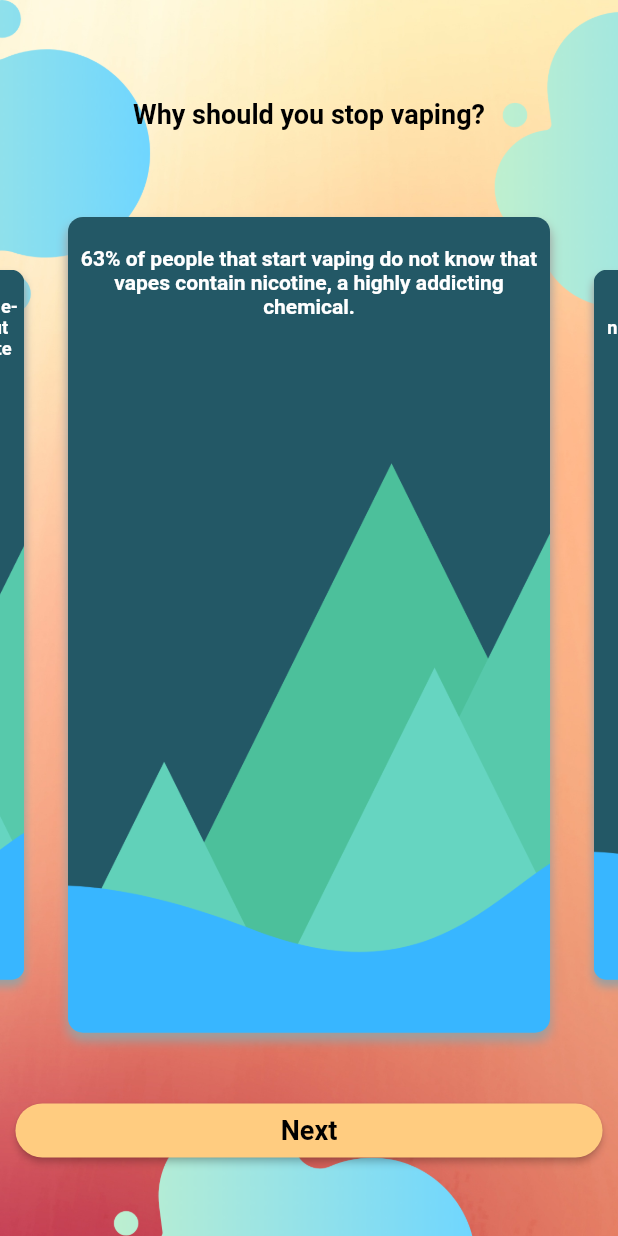
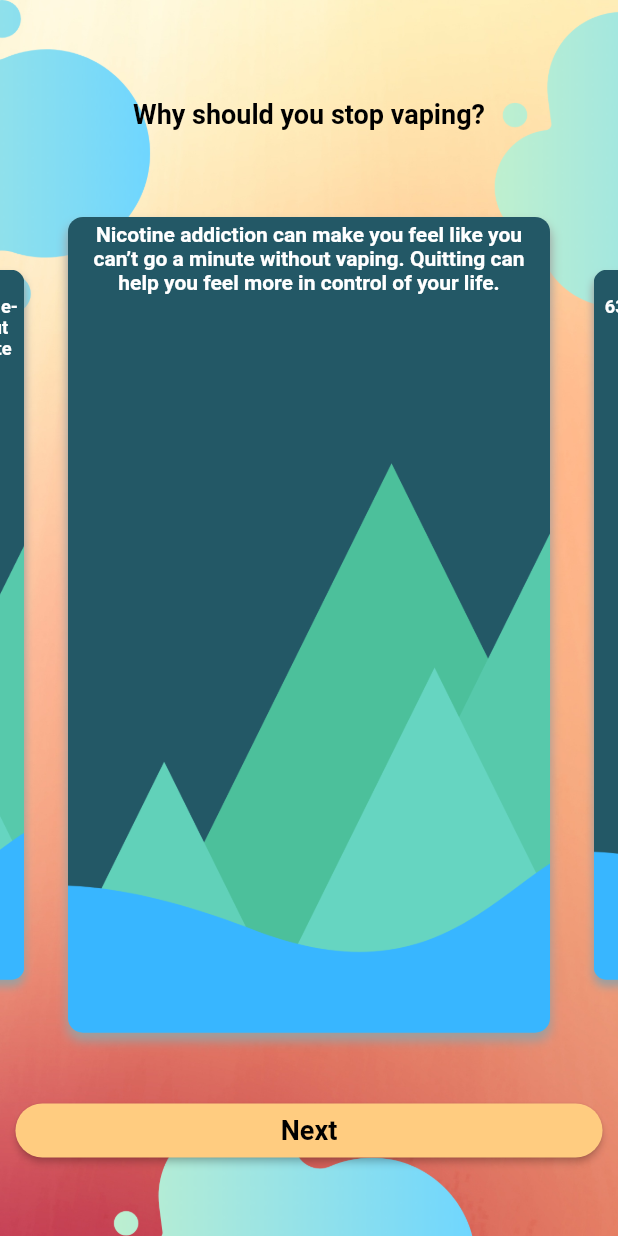
Before and after one commit to SashvDave/Kwit, a Flutter app: the ShockTherapy screen opened directly, on a phone screen of 412 x 824 dp. Run offline on Flutter 3.47's test engine with Material 2 defaults, Android fonts, the phone set to English and light mode, and no system bars; drawn by our look-alikes of carousel_slider; our stand-ins replace audioplayers, circular_countdown_timer, firebase_auth, firebase_core, firebase_database, flutter_svg and 2 more; missing offline and left inert: maze, pdf_flutter; accounts and stored records are empty.

Commit message:
add fact to shock therapy

```diff
--- a/lib/shockTherapy.dart
+++ b/lib/shockTherapy.dart
@@ -51,6 +51,7 @@ class ShockTherapy extends StatelessWidget {
                     scrollDirection: Axis.horizontal,
                   ),
                   items: [
+                    "Nicotine addiction can make you feel like you can’t go a minute without vaping. Quitting can help you feel more in control of your life.",
                     "\n63% of people that start vaping do not know that vapes contain nicotine, a highly addicting chemical.",
                     "\nE-cigarettes/Vapes have a higher amount of nicotine in them compared to cigarettes leading to addiction almost 3 times faster than cigarettes.",
                     "\nJUULs can deliver higher nicotine intakes 2.7 faster than other e-cigarettes.",
```
